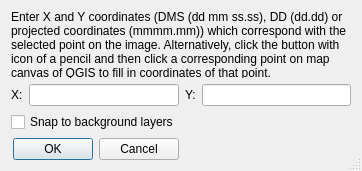
The window that src/plugins/georeferencer/qgsmapcoordsdialogbase.ui (kadas-albireo/kadas-albireo) describes before a commit, drawn with Qt 5.
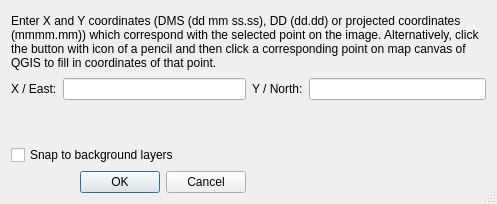
The same window after the commit.

Commit message: Added east/north clarification

Patch:
```diff
--- a/src/plugins/georeferencer/qgsmapcoordsdialogbase.ui
+++ b/src/plugins/georeferencer/qgsmapcoordsdialogbase.ui
@@ -6,8 +6,8 @@
    <rect>
     <x>0</x>
     <y>0</y>
-    <width>362</width>
-    <height>171</height>
+    <width>497</width>
+    <height>204</height>
    </rect>
   </property>
   <property name="windowTitle">
@@ -32,7 +32,7 @@
      <item row="0" column="0">
       <widget class="QLabel" name="textLabel1">
        <property name="text">
-        <string>X:</string>
+        <string>X / East:</string>
        </property>
       </widget>
      </item>
@@ -46,7 +46,7 @@
      <item row="0" column="0">
       <widget class="QLabel" name="textLabel2">
        <property name="text">
-        <string>Y:</string>
+        <string>Y / North:</string>
        </property>
       </widget>
      </item>
```
